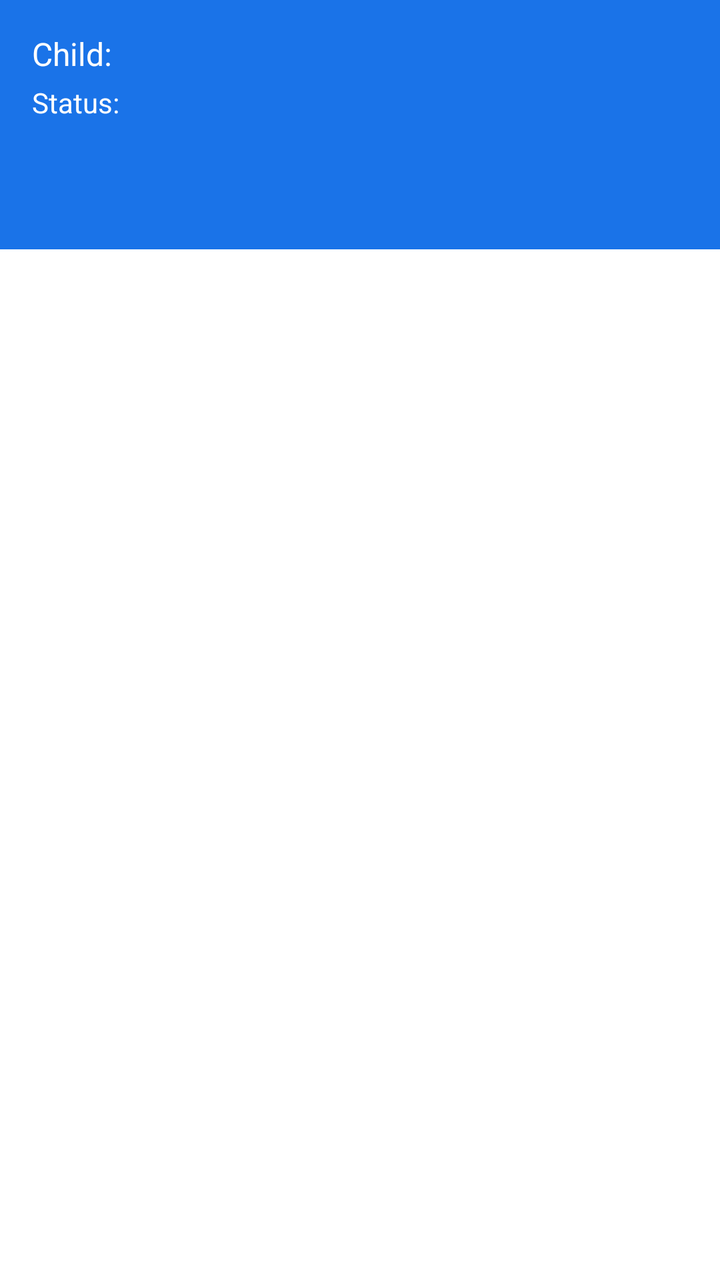
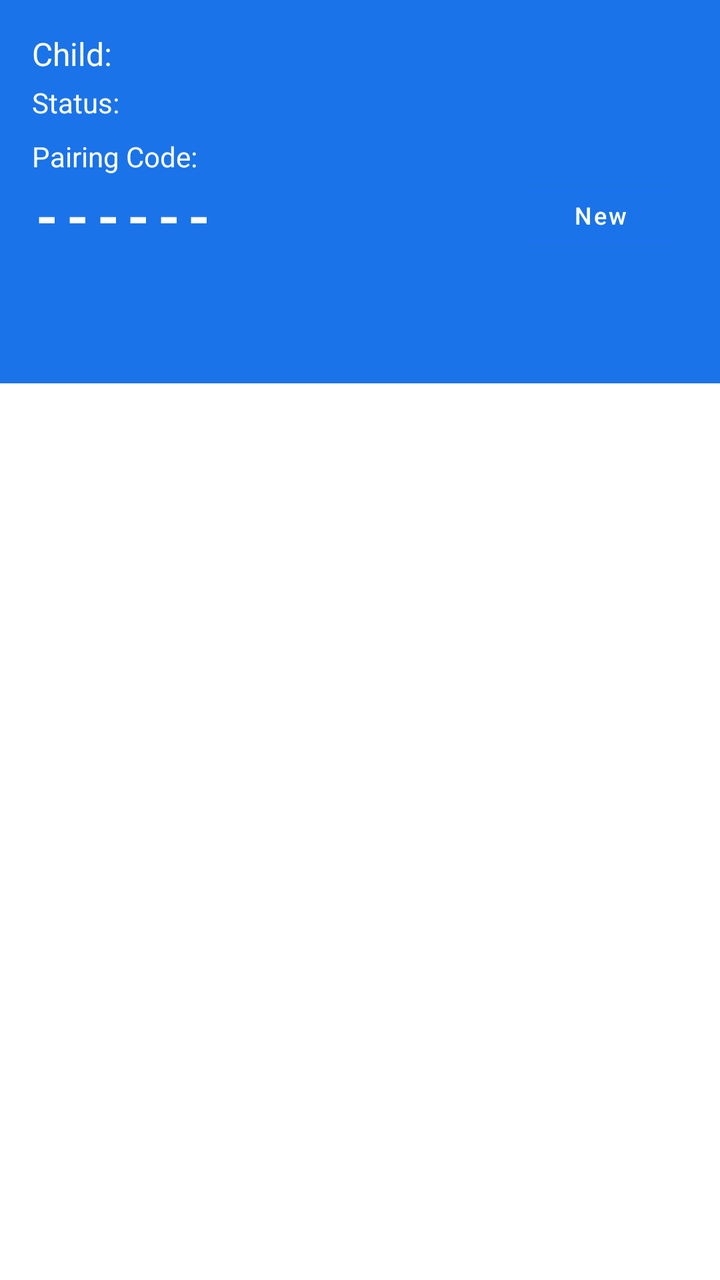

Compare the two renders of this Android layout. The source of the first and the diff that turns it into the second are given below.
<!-- AndroidManifest.xml: application theme Theme.Monitor -->
<!-- res/layout/activity_main.xml -->
<?xml version="1.0" encoding="utf-8"?>
<LinearLayout xmlns:android="http://schemas.android.com/apk/res/android"
    xmlns:app="http://schemas.android.com/apk/res-auto"
    android:layout_width="match_parent"
    android:layout_height="match_parent"
    android:orientation="vertical">

    <LinearLayout
        android:layout_width="match_parent"
        android:layout_height="wrap_content"
        android:orientation="vertical"
        android:padding="16dp"
        android:background="?attr/colorPrimary">

        <TextView
            android:id="@+id/tv_child_email"
            android:layout_width="wrap_content"
            android:layout_height="wrap_content"
            android:text="Child: "
            android:textColor="@android:color/white"
            android:textSize="16sp"/>

        <TextView
            android:id="@+id/tv_status"
            android:layout_width="wrap_content"
            android:layout_height="wrap_content"
            android:text="Status: "
            android:textColor="@android:color/white"
            android:textSize="14sp"
            android:layout_marginTop="4dp"/>

    </LinearLayout>

    <com.google.android.material.tabs.TabLayout
        android:id="@+id/tab_layout"
        android:layout_width="match_parent"
        android:layout_height="wrap_content"
        android:background="?attr/colorPrimary"
        app:tabMode="scrollable"
        app:tabTextColor="@android:color/white"
        app:tabSelectedTextColor="@android:color/white"
        app:tabIndicatorColor="@android:color/white"/>

    <androidx.viewpager2.widget.ViewPager2
        android:id="@+id/view_pager"
        android:layout_width="match_parent"
        android:layout_height="0dp"
        android:layout_weight="1"/>

</LinearLayout>
<!-- resources referenced by this layout -->
<resources>
  <style name="Theme.Monitor" parent="Theme.MaterialComponents.DayNight.NoActionBar">
          <item name="colorPrimary">#FF1A73E8</item>
          <item name="colorPrimaryVariant">#FF1557B0</item>
          <item name="colorOnPrimary">#FFFFFFFF</item>
          <item name="colorSecondary">#FF1A73E8</item>
          <item name="colorSecondaryVariant">#FF1557B0</item>
          <item name="colorOnSecondary">#FFFFFFFF</item>
          <item name="android:statusBarColor">#FF1A73E8</item>
      </style>
</resources>

<!-- the commit's change to res/layout/activity_main.xml (unified diff, before → after) -->
@@ -29,6 +29,44 @@
             android:textSize="14sp"
             android:layout_marginTop="4dp"/>
 
+        <TextView
+            android:id="@+id/tv_pairing_code_label"
+            android:layout_width="wrap_content"
+            android:layout_height="wrap_content"
+            android:text="Pairing Code:"
+            android:textColor="@android:color/white"
+            android:textSize="14sp"
+            android:layout_marginTop="8dp"/>
+
+        <LinearLayout
+            android:layout_width="match_parent"
+            android:layout_height="wrap_content"
+            android:orientation="horizontal"
+            android:gravity="center_vertical">
+
+            <TextView
+                android:id="@+id/tv_pairing_code"
+                android:layout_width="0dp"
+                android:layout_height="wrap_content"
+                android:layout_weight="1"
+                android:text="------"
+                android:textColor="@android:color/white"
+                android:textSize="28sp"
+                android:textStyle="bold"
+                android:letterSpacing="0.15"/>
+
+            <Button
+                android:id="@+id/btn_new_code"
+                android:layout_width="wrap_content"
+                android:layout_height="40dp"
+                android:text="New"
+                android:textSize="12sp"
+                android:textAllCaps="false"
+                android:paddingLeft="16dp"
+                android:paddingRight="16dp"/>
+
+        </LinearLayout>
+
     </LinearLayout>
 
     <com.google.android.material.tabs.TabLayout
